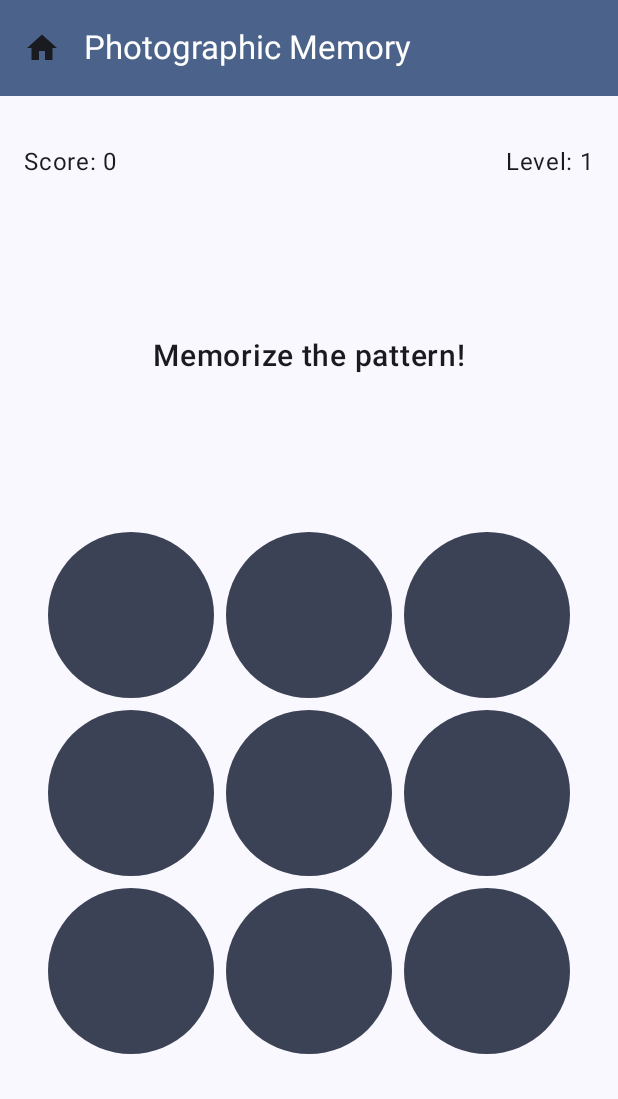
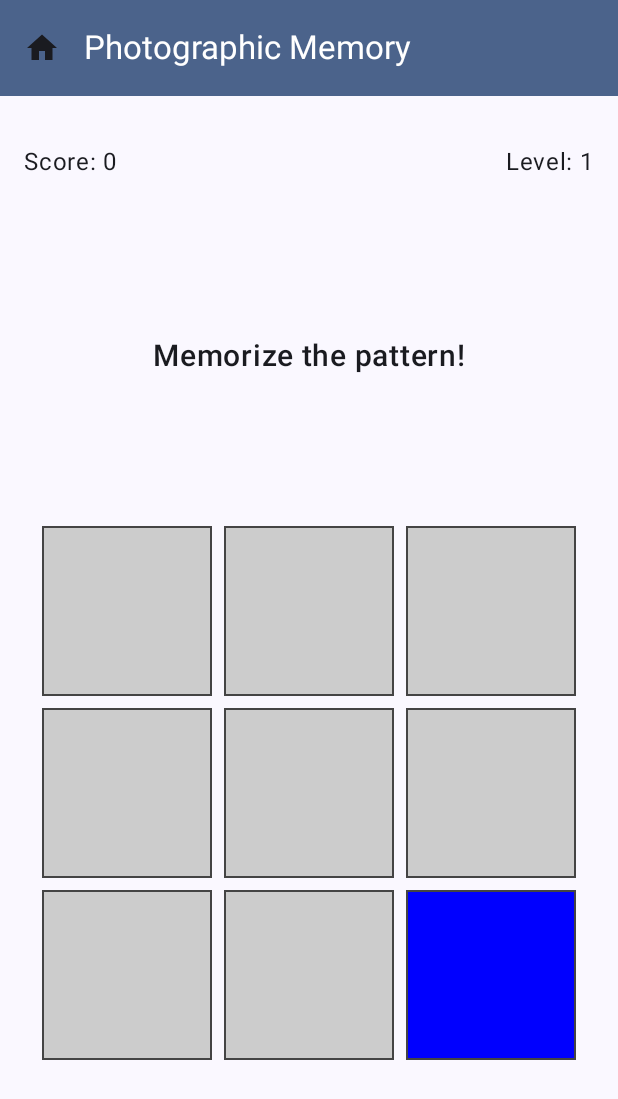
Before and after one commit to pavolhodas/SharpGames, an Android app built with Jetpack Compose: the PhotographicMemoryScreen screen opened through its navigation route, after a tap on "Start Game", on a phone screen of 412 x 824 dp. Shown: the top 1099 px of the screen. Run offline under Robolectric (Android 15) with nearby library versions, the phone set to English and light mode, and no system bars.

Commit message:
add logic to PhotographicMemory game, add three states of game

```diff
--- a/app/src/main/java/fri/uniza/sk/sharpgames/screens/PhotographicMemoryScreen.kt
+++ b/app/src/main/java/fri/uniza/sk/sharpgames/screens/PhotographicMemoryScreen.kt
@@ -1,15 +1,24 @@
 package fri.uniza.sk.sharpgames.screens
 
+import androidx.compose.foundation.background
+import androidx.compose.foundation.border
+import androidx.compose.foundation.clickable
 import androidx.compose.foundation.layout.*
+import androidx.compose.foundation.lazy.grid.GridCells
+import androidx.compose.foundation.lazy.grid.LazyVerticalGrid
 import androidx.compose.material3.*
 import androidx.compose.runtime.*
 import androidx.compose.ui.Alignment
 import androidx.compose.ui.Modifier
+import androidx.compose.ui.draw.alpha
+import androidx.compose.ui.graphics.Color
 import androidx.compose.ui.text.font.FontWeight
 import androidx.compose.ui.unit.dp
 import androidx.compose.ui.unit.sp
 import androidx.navigation.NavController
+import fri.uniza.sk.sharpgames.game.GameState
 import fri.uniza.sk.sharpgames.ui.components.GameTopBar
+import kotlinx.coroutines.delay
 
 // Stav hry
 data class PhotographicMemoryState(
@@ -19,15 +28,60 @@ data class PhotographicMemoryState(
     val isGameActive: Boolean = false,
     val pattern: List<Int> = emptyList(),  // indexy tlačidiel v poradí
     val playerSequence: List<Int> = emptyList()  // sekvencia, ktorú hráč stlačil
+
 )
 
 @Composable
 fun PhotographicMemoryScreen(navController: NavController) {
     // mutableStateOf- automaticke prekreslovanie pri zmene stavu
     // remember zabrani resetovaniu stavu pri rekompozicii(otocenie obrazovky atd..)
-    var gameState by remember { mutableStateOf(PhotographicMemoryState()) }
+    var gameState by remember { mutableStateOf(GameState.INITIAL) }
+    var score by remember { mutableStateOf(0) }
+    var level by remember { mutableStateOf(1) }
+    var currentHighlightedCell by remember { mutableStateOf<Int?>(null) }
+    var pattern by remember { mutableStateOf(listOf<Int>()) }
+    var playerSelection by remember { mutableStateOf(listOf<Int>()) }
+    var gridSize by remember { mutableStateOf(3) }
+    var currentPatternIndex by remember { mutableStateOf(0) }
+    var startNextRound by remember { mutableStateOf(false)}
 
-    Scaffold(
+
+
+// Handle showing pattern cells one by one
+  LaunchedEffect(key1 = gameState, key2 = currentPatternIndex) {
+    if (gameState == GameState.SHOWING_PATTERN) {
+      if(currentPatternIndex == 0) {
+        delay(1000)
+      }
+      if (currentPatternIndex < pattern.size) {
+        // Show the current cell
+        currentHighlightedCell = pattern[currentPatternIndex]
+        delay(1000) // Show each cell for 1 second
+        currentHighlightedCell = null
+        delay(300) // Short pause between cells
+        currentPatternIndex++
+      } else {
+        // All cells have been shown
+        delay(500) // Short pause before player can select
+        gameState = GameState.PLAYER_TURN
+        currentPatternIndex = 0
+      }
+    }
+  }
+
+  LaunchedEffect(key1 = startNextRound) {
+    if(startNextRound) {
+        delay(1500)
+        playerSelection = listOf()
+        pattern = generatePattern(gridSize * gridSize, level)
+        gameState = GameState.SHOWING_PATTERN
+        startNextRound = false
+        currentPatternIndex = 0
+        currentHighlightedCell = null
+    }
+  }
+
+  Scaffold(
         topBar = {
             GameTopBar(
                 title = "Photographic Memory",
@@ -50,18 +104,16 @@ fun PhotographicMemoryScreen(navController: NavController) {
                     .padding(vertical = 16.dp),
                 horizontalArrangement = Arrangement.SpaceBetween
             ) {
-                Text("Score: ${gameState.score}")
-                Text("Level: ${gameState.level}")
+                Text("Score: ${score}")
+                Text("Level: ${level}")
             }
 
             // Stredná časť - tlačidlo alebo obsah hry
-            if (!gameState.isGameActive) {
+            if (gameState == GameState.INITIAL) {
                 Button(
                     onClick = {
-                        gameState = gameState.copy(
-                            isGameActive = true,
-                            isShowingPattern = true
-                        )
+                        gameState = GameState.SHOWING_PATTERN
+                        pattern = generatePattern(gridSize * gridSize, level)
                     },
                     modifier = Modifier
                         .size(width = 200.dp, height = 80.dp),
@@ -75,47 +127,98 @@ fun PhotographicMemoryScreen(navController: NavController) {
                         fontWeight = FontWeight.Bold
                     )
                 }
-            } else {
+            } else if (gameState == GameState.SHOWING_PATTERN) {
                 Text(
-                    text = if (gameState.isShowingPattern) "Memorize the pattern!" else "Repeat the pattern!",
+                    text =  "Memorize the pattern!",
                     modifier = Modifier.padding(vertical = 16.dp),
                     fontSize = 20.sp,
                     fontWeight = FontWeight.Medium
                 )
+              MemoryGrid(
+                gridSize = gridSize,
+                selectedCells = listOf(),
+                highlightedCell = currentHighlightedCell,
+                onCellClick = {
 
-                // Grid tlačidiel 3x3
-                Column(
-                    modifier = Modifier
-                        .fillMaxWidth()
-                        .padding(16.dp),
-                    verticalArrangement = Arrangement.spacedBy(8.dp)
-                ) {
-                    for (row in 0..2) {
-                        Row(
-                            modifier = Modifier.fillMaxWidth(),
-                            horizontalArrangement = Arrangement.spacedBy(8.dp)
-                        ) {
-                            for (col in 0..2) {
-                                val index = row * 3 + col
-                                Button(
-                                    onClick = { /* Tu bude logika pre stlačenie tlačidla */ },
-                                    modifier = Modifier
-                                        .weight(1f)
-                                        .aspectRatio(1f),
-                                    colors = ButtonDefaults.buttonColors(
-                                        containerColor = MaterialTheme.colorScheme.secondary
-                                    )
-                                ) {
-                                    // Prázdny obsah tlačidla
-                                }
-                            }
+                }
+              )
+            } else if(gameState == GameState.PLAYER_TURN) {
+              Text(
+                text = "Repeat the sequence",
+                fontSize = 18.sp,
+                modifier = Modifier.padding(bottom = 16.dp)
+              )
+              MemoryGrid(
+                gridSize = gridSize,
+                selectedCells = playerSelection,
+                highlightedCell = null,
+                onCellClick = { index ->
+                  if (playerSelection.size < pattern.size) {
+                    playerSelection = playerSelection + index
+
+                    // Check if player has completed their selection
+                    if (playerSelection.size == pattern.size) {
+                      // Compare the lists for equality
+                      val isCorrect = playerSelection == pattern
+                      //message = if (isCorrect) "Correct! Well done!" else "Incorrect. Try again!
+
+                      if (isCorrect) {
+                        score += 10
+                        level++
+                        if (level > 5) {
+                          gridSize = 4
                         }
+                      }
+
+                      startNextRound = true
                     }
-                }
+                  }
+                },
+              )
             }
 
             // Spodná časť - prázdny priestor pre budúci obsah
             Spacer(modifier = Modifier.height(16.dp))
         }
     }
+  }
+
+@Composable
+fun MemoryGrid(
+  gridSize: Int,
+  selectedCells: List<Int>,
+  highlightedCell: Int?,
+  onCellClick: (Int) -> Unit,
+) {
+  LazyVerticalGrid(
+    columns = GridCells.Fixed(gridSize),
+    modifier = Modifier
+      .fillMaxWidth()
+      .aspectRatio(1f)
+      .padding(8.dp)
+  ) {
+    items(gridSize * gridSize) { index ->
+      Box(
+        modifier = Modifier
+          .aspectRatio(1f)
+          .padding(4.dp)
+          .background(
+            when {
+              highlightedCell == index -> Color.Blue
+              selectedCells.contains(index) -> Color.Blue
+              else -> Color.LightGray
+            }
+          )
+          .border(1.dp, Color.DarkGray)
+          .alpha(1f)
+          .clickable { onCellClick(index) }
+      )
+    }
+  }
 }
+
+fun generatePattern(size: Int, level: Int): List<Int> {
+  val count = minOf(level + 2, size) // Increase pattern size with level, but don't exceed grid size
+  val numList = List(size) { it }
+  return numList.shuffled().take(count)
+}
```
Also changed, not shown: app/src/main/java/fri/uniza/sk/sharpgames/game/GameState.kt (added, +7 -0 lines).
